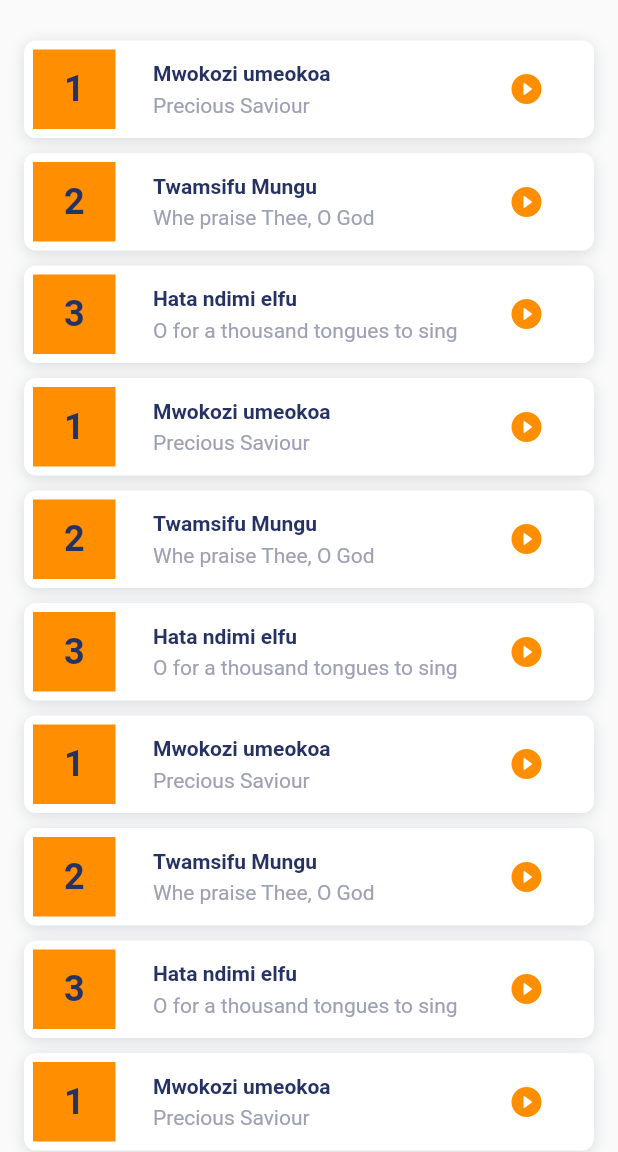
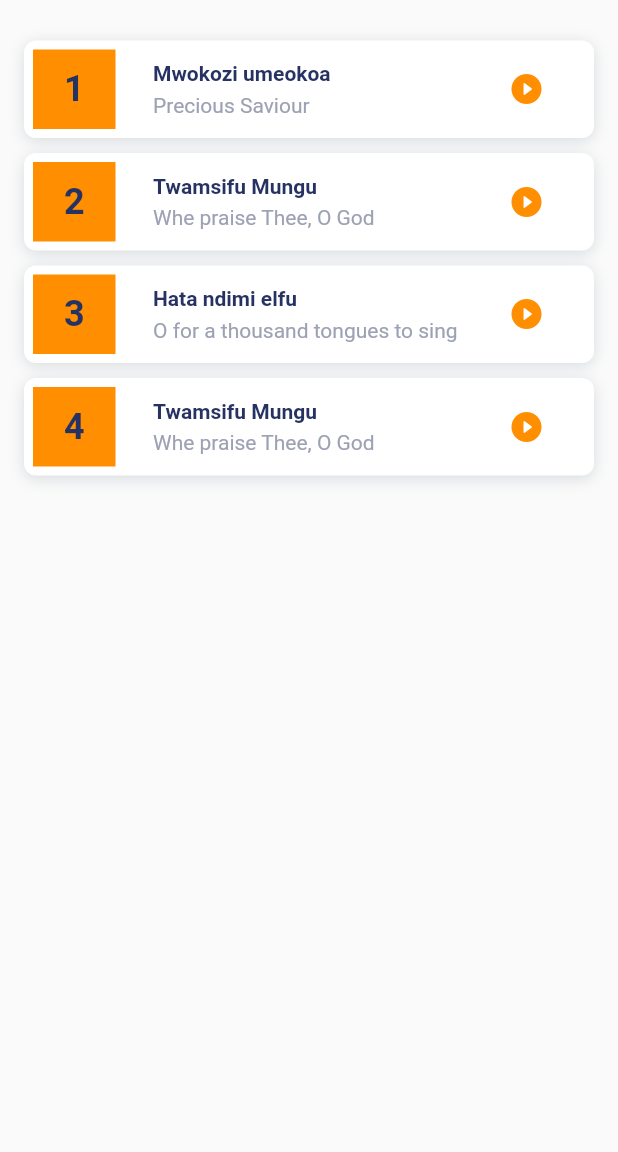
Before and after one commit to innokirigiti/tenzizarohoni, a Flutter app: the screen it shows after launch, on a phone screen of 412 x 824 dp, the part 84-1236 px from its top. Run offline on Flutter 3.47's test engine with Material 2 defaults, Android fonts, the phone set to English and light mode, and no system bars; our stand-ins replace sqflite; accounts and stored records are empty.

Commit message:
changed title_no in tenzi.dart into int from string

```diff
--- a/lib/models/tenzi.dart
+++ b/lib/models/tenzi.dart
@@ -1,8 +1,20 @@
 
 class Tenzi {
-  final String titleEnglish; // English name
-  final String title;     //Swahili name
-  final String titleNo;  // No ya Tenzi
-  final String verses;  // A string representation of All verses of a Tenzi in HTML
-  Tenzi({required this.verses,required this.title, required this.titleNo, required this.titleEnglish});
+  late final String? titleEn; // English name
+  late final String title;     //Swahili name
+  late final int? titleNo;  // No ya Tenzi - (Same as ID)
+  late final String verses;  // A string representation of All verses of a Tenzi in HTML
+  Tenzi({required this.verses,required this.title, required this.titleNo, required this.titleEn});
+
+  Tenzi.fromMap(Map<String, dynamic> res)
+  {
+    titleNo = res["title_no"];
+    title = res["title"];
+  verses = res["verses"];
+  titleEn = res["title_en"];
+  }
+
+  Map<String, Object?> toMap() {
+    return {'title_no':titleNo,'title': title, 'verses': verses, 'title_en': titleEn};
+  }
 }
--- a/lib/pages/home.dart
+++ b/lib/pages/home.dart
@@ -15,92 +15,34 @@ class Home extends StatefulWidget {
 }
 
 class _HomeState extends State<Home> {
-
   List<Tenzi> tenziList = [
     Tenzi(
-        titleNo: "1",
+        titleNo: 1,
         title: "Mwokozi umeokoa",
-        titleEnglish: "Precious Saviour",
+        titleEn: "Precious Saviour",
         verses: 'Blah blah'),
     Tenzi(
-        titleNo: "2",
+        titleNo: 2,
         title: "Twamsifu Mungu",
-        titleEnglish: "Whe praise Thee, O God",
+        titleEn: "Whe praise Thee, O God",
         verses: 'Blah blah'),
     Tenzi(
-        titleNo: "3",
+        titleNo: 3,
         title: "Hata ndimi elfu",
-        titleEnglish: "O for a thousand tongues to sing",
+        titleEn: "O for a thousand tongues to sing",
         verses: 'Blah blah'),
     Tenzi(
-        titleNo: "1",
-        title: "Mwokozi umeokoa",
-        titleEnglish: "Precious Saviour",
-        verses: 'Blah blah'),
-    Tenzi(
-        titleNo: "2",
+        titleNo: 4,
         title: "Twamsifu Mungu",
-        titleEnglish: "Whe praise Thee, O God",
-        verses: 'Blah blah'),
-    Tenzi(
-        titleNo: "3",
-        title: "Hata ndimi elfu",
-        titleEnglish: "O for a thousand tongues to sing",
-        verses: 'Blah blah'),    Tenzi(
-        titleNo: "1",
-        title: "Mwokozi umeokoa",
-        titleEnglish: "Precious Saviour",
-        verses: 'Blah blah'),
-    Tenzi(
-        titleNo: "2",
-        title: "Twamsifu Mungu",
-        titleEnglish: "Whe praise Thee, O God",
-        verses: 'Blah blah'),
-    Tenzi(
-        titleNo: "3",
-        title: "Hata ndimi elfu",
-        titleEnglish: "O for a thousand tongues to sing",
-        verses: 'Blah blah'),    Tenzi(
-        titleNo: "1",
-        title: "Mwokozi umeokoa",
-        titleEnglish: "Precious Saviour",
-        verses: 'Blah blah'),
-    Tenzi(
-        titleNo: "2",
-        title: "Twamsifu Mungu",
-        titleEnglish: "Whe praise Thee, O God",
-        verses: 'Blah blah'),
-    Tenzi(
-        titleNo: "3",
-        title: "Hata ndimi elfu",
-        titleEnglish: "O for a thousand tongues to sing",
-        verses: 'Blah blah'),    Tenzi(
-        titleNo: "1",
-        title: "Mwokozi umeokoa",
-        titleEnglish: "Precious Saviour",
-        verses: 'Blah blah'),
-    Tenzi(
-        titleNo: "2",
-        title: "Twamsifu Mungu",
-        titleEnglish: "Whe praise Thee, O God",
-        verses: 'Blah blah'),
-    Tenzi(
-        titleNo: "3",
-        title: "Hata ndimi elfu",
-        titleEnglish: "O for a thousand tongues to sing",
-        verses: 'Blah blah'),
-    Tenzi(
-        titleNo: "161",
-        title: "Jina la Yesu, salamu!",
-        titleEnglish: "All hail for the power of Jesus",
-        verses: 'Blah Blah')
+        titleEn: "Whe praise Thee, O God",
+        verses: 'Blah blah')
   ];
 
   @override
   Widget build(BuildContext context) {
     return Scaffold(
       appBar: AppBar(
-        title:BorderTextField(
+        title: BorderTextField(
           suffixIcon: Icon(
             Icons.search,
             color: Colors.grey,
--- a/lib/widgets/tenzi_card.dart
+++ b/lib/widgets/tenzi_card.dart
@@ -46,7 +46,7 @@ class TenziCard extends StatelessWidget {
                   color: Colors.amber[800]),
               child: Center(
                 child: Text(
-                  this.tenzi.titleNo,
+                  (this.tenzi.titleNo).toString(),
                   style: TextStyle(
                       fontSize: 24,
                       color: Constants.primaryTextColor,
@@ -75,7 +75,7 @@ class TenziCard extends StatelessWidget {
                     height: 5.0,
                   ),
                   Text(
-                    this.tenzi.titleEnglish,
+                    this.tenzi.titleEn??' ', // If the en title is null,use space
                     style: TextStyle(
                       fontSize: 14.0,
                       color: Constants.captionTextColor,
```
Also changed, not shown: lib/models/tenzidatabase_helper.dart (line endings or trailing spaces), 2 other files.
